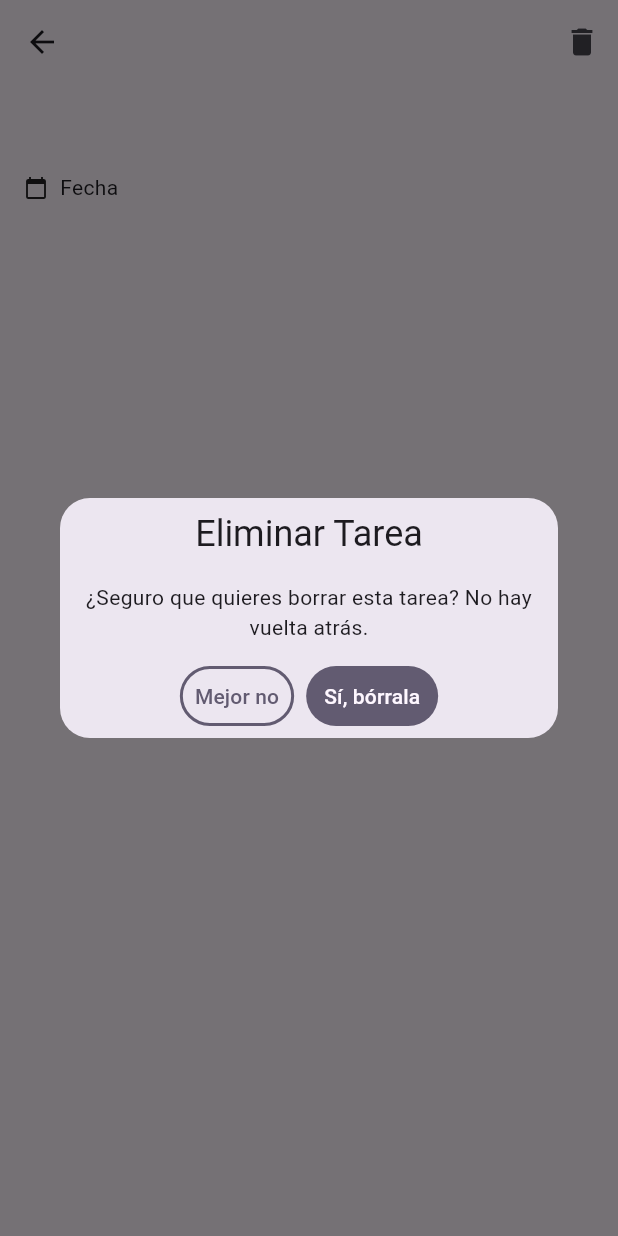
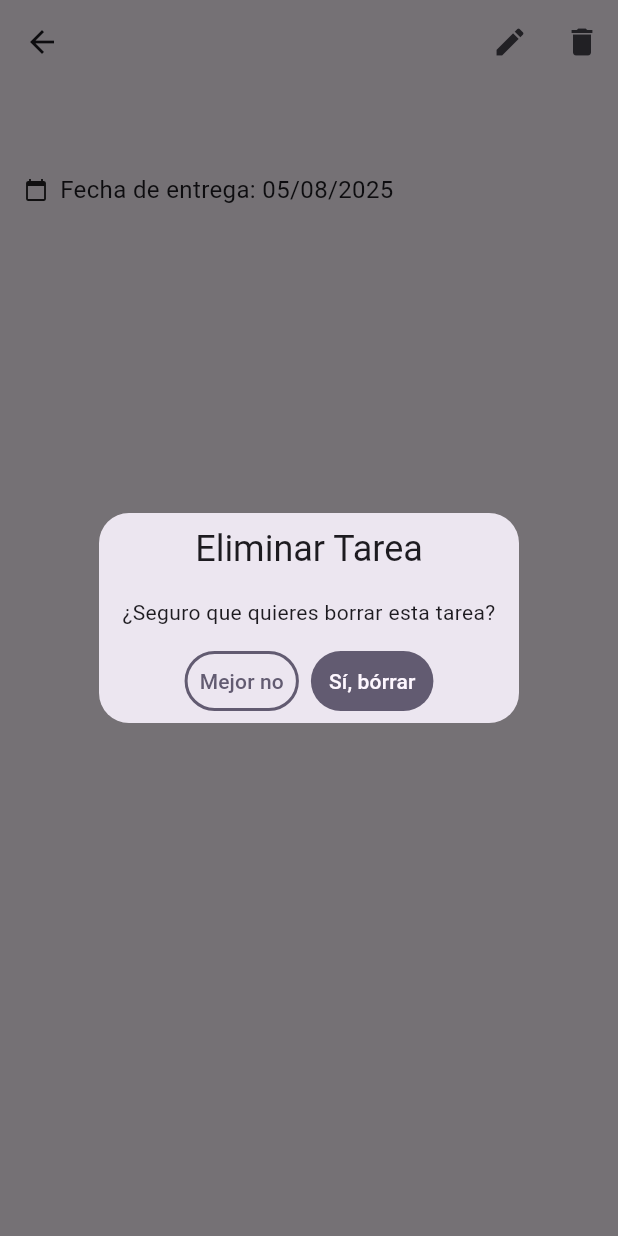
Before and after one commit to JLeo10/task_app, a Flutter app: the PantallaDetalleTarea screen opened directly with empty values, after a tap on the "delete" icon, on a phone screen of 412 x 824 dp. Run offline on Flutter 3.47's test engine with Material 3 defaults, Android fonts, the phone set to English and light mode, and no system bars; our stand-ins replace get.

Commit message:
feat: pequeños ajustes y refactorizacion de comentarios

```diff
--- a/lib/config/app_routes.dart
+++ b/lib/config/app_routes.dart
@@ -3,13 +3,15 @@ import 'package:task_app/pantalla_agregar_editar_tarea.dart';
 import 'package:task_app/pantalla_detalle_tarea.dart';
 import 'package:task_app/pantalla_home.dart';
 import 'package:task_app/pantalla_login.dart';
+import 'package:task_app/pantalla_tareas_por_asignatura.dart';
 
-// Define todas las rutas de la aplicación para la navegación con GetX.
+// define rutas de la aplicacion para navegacion con getx
 class AppRutas {
   static final rutas = [
     GetPage(name: '/login', page: () => const PantallaLogin()),
     GetPage(name: '/home', page: () => const PantallaHome()),
     GetPage(name: '/detalle_tarea', page: () => const PantallaDetalleTarea()),
     GetPage(name: '/agregar_editar_tarea', page: () => const PantallaAgregarEditarTarea()),
+    GetPage(name: '/tareas_por_asignatura', page: () => PantallaTareasPorAsignatura(asignatura: Get.arguments)),
   ];
 }
--- a/lib/data/providers/task_provider.dart
+++ b/lib/data/providers/task_provider.dart
@@ -1,35 +1,34 @@
 import 'package:task_app/models/task_model.dart';
 
-// Este provider maneja toda la lógica de datos para las tareas.
-// LEO: Tu trabajo es conectar estos métodos con GetStorage.
+// Este provider maneja toda la lógica de datos para las tareas
+// LEO: conectar estos métodos con GetStorage
 class ProveedorTareas {
-  // Lista en memoria para simular la base de datos.
-  // LEO: Reemplazar esta lista con llamadas a GetStorage.
+  // LEO: Reemplazar  lista con llamadas a GetStorage
   final List<Tarea> _tareas = [
     Tarea(
       id: '1',
       idAsignatura: '1',
-      titulo: 'Hacer la tarea de cálculo',
-      descripcion: 'Resolver los ejercicios de la página 50.',
+      titulo: 'Hacer mango en bolsa',
+      descripcion: 'comprar condimentos',
       fechaEntrega: DateTime.now().add(const Duration(days: 2)),
     ),
     Tarea(
       id: '2',
       idAsignatura: '2',
-      titulo: 'Leer el capítulo 3 de historia',
-      descripcion: 'Resumir las causas de la Primera Guerra Mundial.',
+      titulo: 'Etudiar pa Examen',
+      descripcion: 'Mejor buscamos guia con chatgpt',
       fechaEntrega: DateTime.now().add(const Duration(days: 5)),
       estaCompletada: true,
     ),
   ];
 
-  // Obtiene las tareas de una asignatura específica.
+  //obtiene tareas de una asignatura específica
   Future<List<Tarea>> obtenerTareasPorAsignatura(String idAsignatura) async {
     await Future.delayed(const Duration(milliseconds: 300));
     return _tareas.where((tarea) => tarea.idAsignatura == idAsignatura).toList();
   }
 
-  // Agrega una nueva tarea.
+  //agrega nueva tarea
   Future<Tarea> agregarTarea(Tarea tarea) async {
     await Future.delayed(const Duration(milliseconds: 300));
     final nuevaTarea = tarea;
@@ -38,7 +37,7 @@ class ProveedorTareas {
     return nuevaTarea;
   }
 
-  // Actualiza una tarea existente.
+  //actualiza tarea existente
   Future<void> actualizarTarea(Tarea tarea) async {
     await Future.delayed(const Duration(milliseconds: 300));
     final index = _tareas.indexWhere((t) => t.id == tarea.id);
@@ -47,13 +46,13 @@ class ProveedorTareas {
     }
   }
 
-  // Elimina una tarea.
+  //elimina tarea
   Future<void> eliminarTarea(String idTarea) async {
     await Future.delayed(const Duration(milliseconds: 300));
     _tareas.removeWhere((t) => t.id == idTarea);
   }
 
-  // Cambia el estado de completado de una tarea.
+  //cambia estado de completado de tarea
   Future<void> marcarComoCompletada(String idTarea) async {
     await Future.delayed(const Duration(milliseconds: 300));
     final index = _tareas.indexWhere((t) => t.id == idTarea);
--- a/lib/main.dart
+++ b/lib/main.dart
@@ -11,9 +11,9 @@ class MyApp extends StatelessWidget {
   Widget build(BuildContext context) {
     return GetMaterialApp(
       title: 'Task App',
-      debugShowCheckedModeBanner: false, // Oculta la cinta de debug
-      initialRoute: '/login', // La app empieza en la pantalla de login
-      getPages: AppRutas.rutas, // Usa las rutas definidas
+      debugShowCheckedModeBanner: false, //oculta  debug
+      initialRoute: '/login', //app empieza en la pantalla de login
+      getPages: AppRutas.rutas, //usa rutas definidas
     );
   }
 }
--- a/lib/models/task_model.dart
+++ b/lib/models/task_model.dart
@@ -1,6 +1,6 @@
 import 'package:task_app/models/subject_model.dart';
 
-// Modelo para las tareas de la aplicación.
+// Modelo para las tareas de la aplicación
 class Tarea {
   String id;
   String idAsignatura;
@@ -18,29 +18,47 @@ class Tarea {
     this.estaCompletada = false,
   });
 
-  // Método para convertir un objeto Tarea a un mapa JSON.
-  // Leo lo necesitará para guardar los datos en GetStorage.
+  //metodo convertir un objeto Tarea a un mapa JSON
+  //LEO lo ocuapara para guardar los datos en GetStorage
   Map<String, dynamic> toJson() {
     return {
       'id': id,
       'idAsignatura': idAsignatura,
       'titulo': titulo,
       'descripcion': descripcion,
-      'fechaEntrega': fechaEntrega.toIso8601String(), // Guardamos la fecha en formato estándar
+      'fechaEntrega': fechaEntrega.toIso8601String(), //guardamos la fecha en formato estándar
       'estaCompletada': estaCompletada,
     };
   }
 
-  // Método para crear un objeto Tarea desde un mapa JSON.
-  // Leo lo usará para leer los datos guardados.
+  //metodo crear un objeto Tarea desde un mapa JSON
   factory Tarea.fromJson(Map<String, dynamic> json) {
     return Tarea(
       id: json['id'],
       idAsignatura: json['idAsignatura'],
       titulo: json['titulo'],
       descripcion: json['descripcion'],
-      fechaEntrega: DateTime.parse(json['fechaEntrega']), // Convertimos el string a DateTime
+      fechaEntrega: DateTime.parse(json['fechaEntrega']),     //convierte string a datetime
       estaCompletada: json['estaCompletada'],
     );
   }
+
+  //metodo copyWith para facilitar la creación de nuevas instancias con propiedades modificadas
+  Tarea copyWith({
+    String? id,
+    String? idAsignatura,
+    String? titulo,
+    String? descripcion,
+    DateTime? fechaEntrega,
+    bool? estaCompletada,
+  }) {
+    return Tarea(
+      id: id ?? this.id,
+      idAsignatura: idAsignatura ?? this.idAsignatura,
+      titulo: titulo ?? this.titulo,
+      descripcion: descripcion ?? this.descripcion,
+      fechaEntrega: fechaEntrega ?? this.fechaEntrega,
+      estaCompletada: estaCompletada ?? this.estaCompletada,
+    );
+  }
 }
--- a/lib/pantalla_detalle_tarea.dart
+++ b/lib/pantalla_detalle_tarea.dart
@@ -1,39 +1,45 @@
 import 'package:flutter/material.dart';
 import 'package:get/get.dart';
+import 'package:intl/intl.dart';
 import 'package:task_app/application/controlador_tareas.dart';
 import 'package:task_app/models/task_model.dart';
 
-// ¡Hola, Kat! Esta es la pantalla para ver los detalles de una tarea.
-// Aquí tienes que mostrar toda la info de la `Tarea` de forma chula.
+// KAT: Esta es la pantalla para ver los detalles de una tarea
+// Aqui mostrar toda la info de la Tarea toa  chula
 class PantallaDetalleTarea extends StatelessWidget {
   const PantallaDetalleTarea({super.key});
 
   @override
   Widget build(BuildContext context) {
-    // Pillamos la tarea que nos pasaron desde la pantalla anterior.
     final Tarea tarea = Get.arguments;
 
-    // Buscamos el controlador que ya está por ahí.
+    //buscamos el controlador que ya está por ahí
     final ControladorTareas controlador = Get.find<ControladorTareas>();
 
     return Scaffold(
       appBar: AppBar(
         title: Text(tarea.titulo),
         actions: [
-          // Un botoncito para borrar la tarea.
+          IconButton(
+            icon: const Icon(Icons.edit),
+            onPressed: () {
+              Get.toNamed('/agregar_editar_tarea', arguments: tarea);
+            },
+          ),
+          // Un botoncito para borrar la tarea
           IconButton(
             icon: const Icon(Icons.delete),
             onPressed: () {
-              // Preguntamos antes de liarla, por si acaso.
+              // Preguntamos antes, por si acaso
               Get.defaultDialog(
                 title: 'Eliminar Tarea',
-                middleText: '¿Seguro que quieres borrar esta tarea? No hay vuelta atrás.',
-                textConfirm: 'Sí, bórrala',
+                middleText: '¿Seguro que quieres borrar esta tarea?',
+                textConfirm: 'Sí, bórrar',
                 textCancel: 'Mejor no',
                 onConfirm: () {
                   controlador.eliminarTarea(tarea.id);
-                  Get.back(); // Cierra el diálogo
-                  Get.back(); // Y volvemos a la lista
+                  Get.back(); // cierra el dialogo
+                  Get.back(); // yy volvemos a la lista
                 },
               );
             },
@@ -42,7 +48,7 @@ class PantallaDetalleTarea extends StatelessWidget {
       ),
       body: Padding(
         padding: const EdgeInsets.all(16.0),
-        // Kat, aquí te toca a ti. Monta un diseño guay con esta info.
+
         child: Column(
           crossAxisAlignment: CrossAxisAlignment.start,
           children: [
@@ -55,7 +61,10 @@ class PantallaDetalleTarea extends StatelessWidget {
               children: [
                 const Icon(Icons.calendar_today, size: 16),
                 const SizedBox(width: 8),
-                Text('Fecha de entrega: ${tarea.fechaEntrega.toLocal()}'.split(' ')[0]),
+                Text(
+              'Fecha de entrega: ${DateFormat('dd/MM/yyyy').format(tarea.fechaEntrega)}',
+              style: const TextStyle(fontSize: 16),
+            ),
               ],
             ),
           ],
--- a/pubspec.yaml
+++ b/pubspec.yaml
@@ -38,6 +38,7 @@ dependencies:
   # The following adds the Cupertino Icons font to your application.
   # Use with the CupertinoIcons class for iOS style icons.
   cupertino_icons: ^1.0.8
+  intl: ^0.19.0
 
 dev_dependencies:
   flutter_test:
```
Also changed, not shown: lib/application/controlador_asignaturas.dart (+21 -14 lines), lib/application/controlador_tareas.dart (+27 -31 lines), lib/data/providers/subject_provider.dart (+9 -9 lines), lib/models/subject_model.dart (+4 -5 lines), lib/pantalla_agregar_editar_tarea.dart (+81 -26 lines), lib/pantalla_home.dart (+58 -31 lines), lib/pantalla_login.dart (+4 -4 lines), lib/pantalla_tareas_por_asignatura.dart (added, +54 -0 lines), pubspec.lock, 1 other file.
